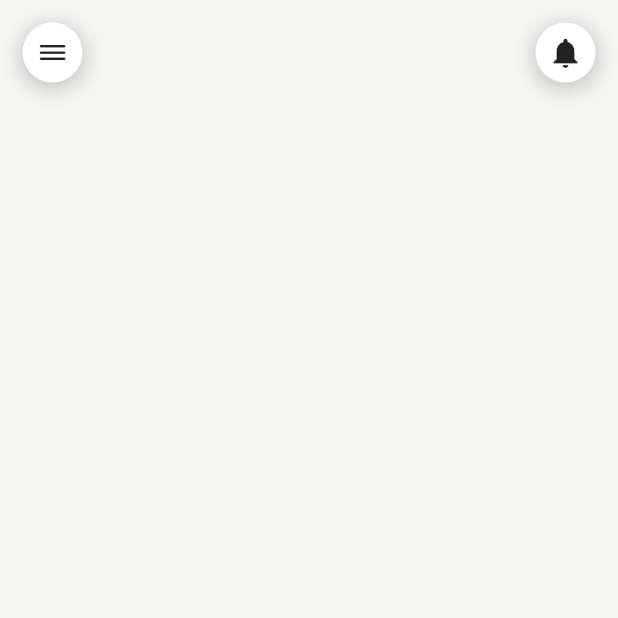
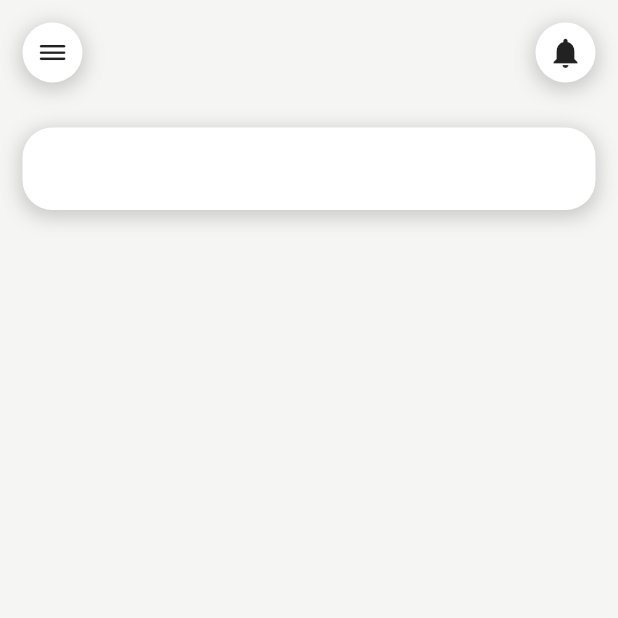
Before and after one commit to hamidhosen42/F-Food-Delivery-App-UI-Design-In-Flutter, a Flutter app: the screen it shows after launch, on a phone screen of 412 x 824 dp, the top half of it. Run offline on Flutter 3.47's test engine with Material 2 defaults, Android fonts, the phone set to English and light mode, and no system bars.

Commit message:
add-search-bar\

```diff
--- a/lib/Pages/HomePage.dart
+++ b/lib/Pages/HomePage.dart
@@ -14,6 +14,25 @@ class HomePage extends StatelessWidget {
         children: [
           // Custom app Bar widget
           AppBarWidget(),
+
+          // --------search bar-----------
+          Padding(
+            padding: const EdgeInsets.symmetric(horizontal: 15, vertical: 15),
+            child: Container(
+              height: 55,
+              width: double.infinity,
+              decoration: BoxDecoration(
+                  borderRadius: BorderRadius.circular(20),
+                  color: Colors.white,
+                  boxShadow: [
+                    BoxShadow(
+                        color: Colors.grey.withOpacity(0.5),
+                        spreadRadius: 2,
+                        blurRadius: 10,
+                        offset: Offset(0, 3))
+                  ]),
+            ),
+          ),
         ],
       ),
     );
```
Also changed, not shown: pubspec.lock.
